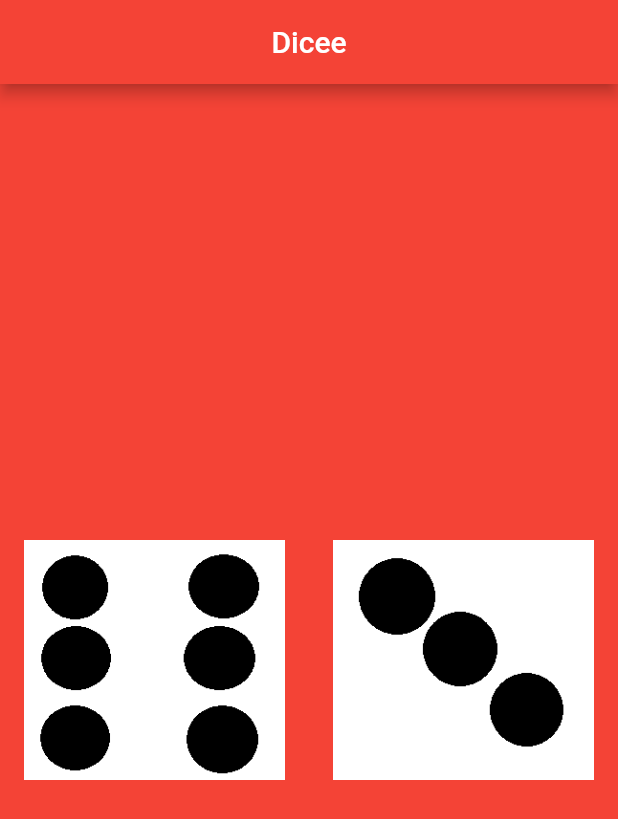
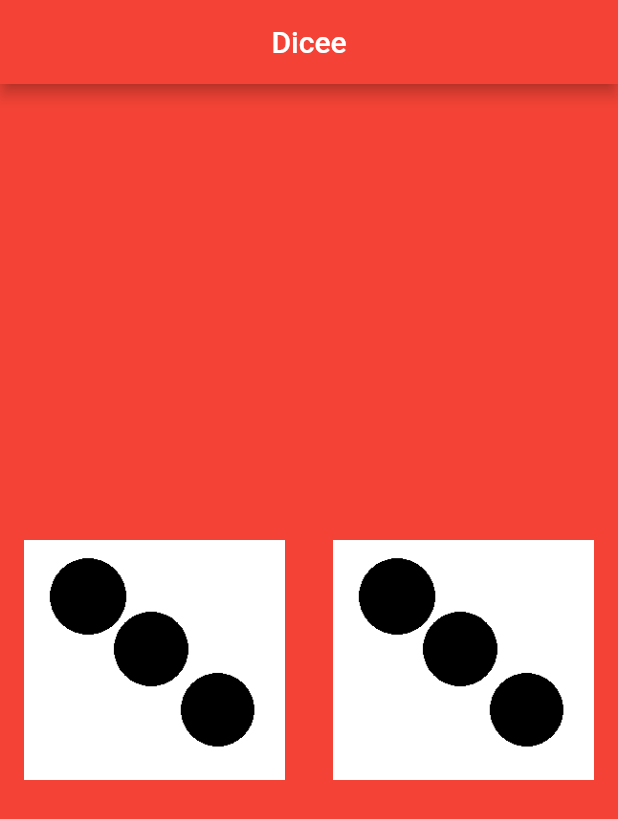
Before and after one commit to kenmugy/dice-app, a Flutter app: the screen it shows after launch, on a phone screen of 412 x 824 dp. Shown: the top 819 px of the screen. Run offline on Flutter 3.47's test engine with Material 2 defaults, Android fonts, the phone set to English and light mode, and no system bars.

```diff
--- a/lib/main.dart
+++ b/lib/main.dart
@@ -11,17 +11,26 @@ void main() => runApp(MaterialApp(
       ),
     ));
 
-class DicePage extends StatelessWidget {
+class DicePage extends StatefulWidget {
+  @override
+  _DicePageState createState() => _DicePageState();
+}
+
+class _DicePageState extends State<DicePage> {
   @override
   Widget build(BuildContext context) {
     return Center(
       child: Row(
         children: <Widget>[
           Expanded(
-            child: FlatButton(child: Image.asset('images/dice6.png')),
+            child: FlatButton(
+                onPressed: () => print("u clicked left button"),
+                child: Image.asset('images/dice3.png')),
           ),
           Expanded(
-            child: FlatButton(child: Image.asset('images/dice3.png')),
+            child: FlatButton(
+                onPressed: () => print("u clicked right button"),
+                child: Image.asset('images/dice3.png')),
           ),
         ],
       ),
```
